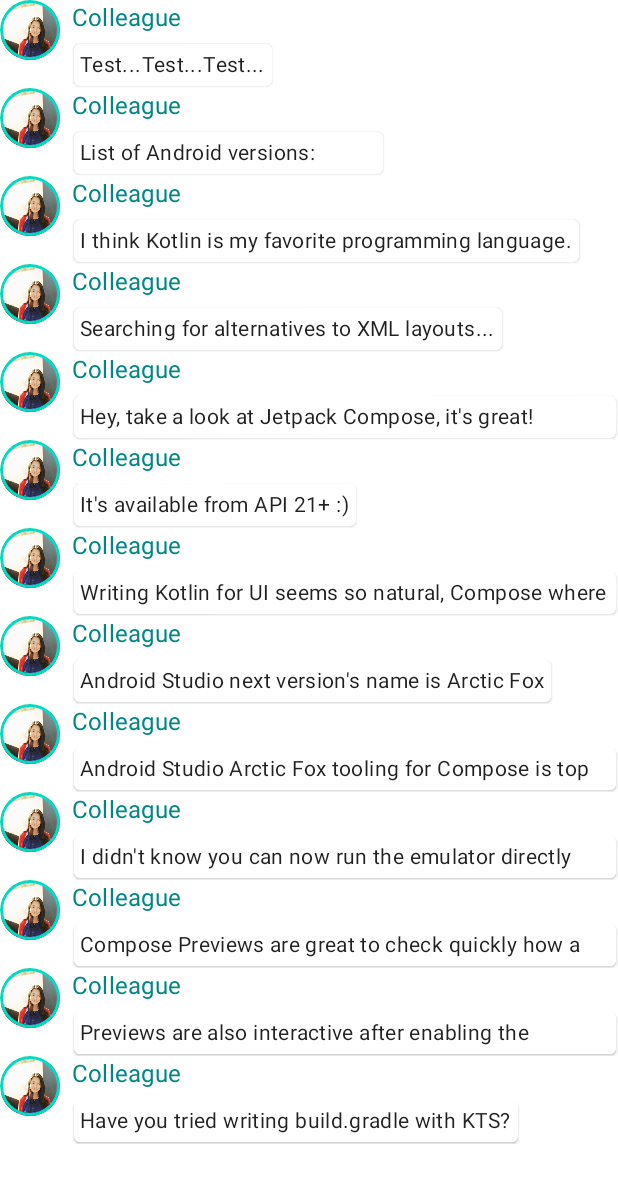
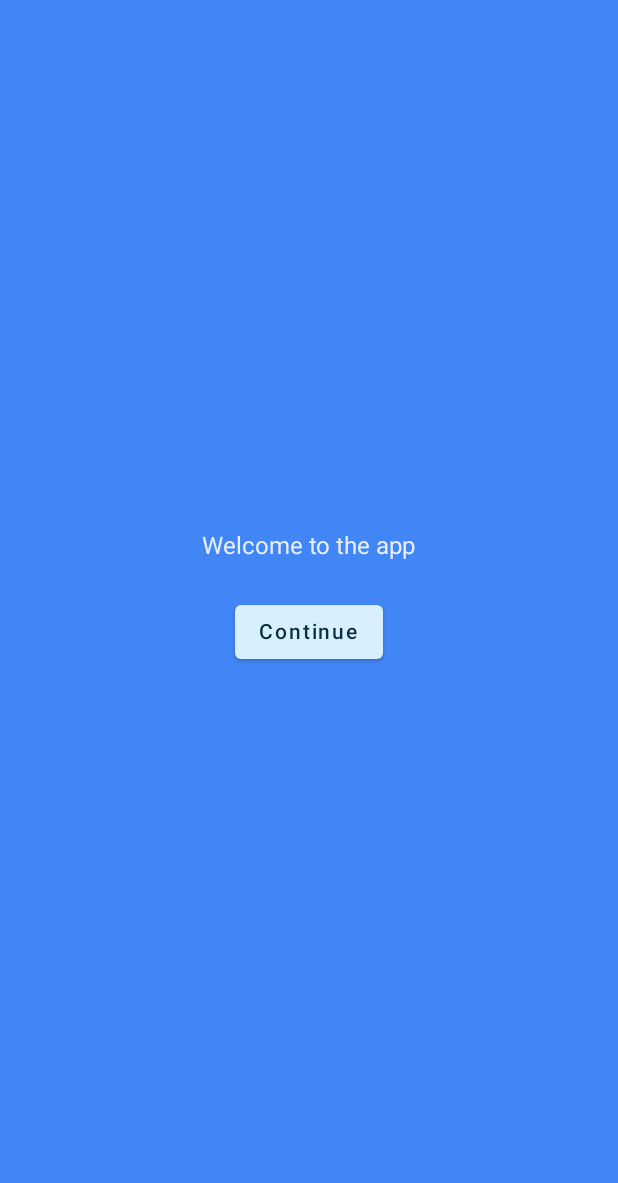
Before and after one commit to bugaliaa/MyRecipe, an Android app built with Jetpack Compose: the screen it shows after launch (MainActivity), on a phone screen of 412 x 824 dp. Shown: the top 1183 px of the screen. Run offline under Robolectric (Android 15) with nearby library versions, the phone set to English and light mode, and no system bars.

Commit message:
Basics of Compose

```diff
--- a/app/build.gradle
+++ b/app/build.gradle
@@ -62,4 +62,5 @@ dependencies {
     androidTestImplementation 'androidx.test.espresso:espresso-core:3.3.0'
     androidTestImplementation "androidx.compose.ui:ui-test-junit4:$compose_version"
     debugImplementation "androidx.compose.ui:ui-tooling:$compose_version"
+    implementation "androidx.compose.material:material-icons-extended:$compose_version"
 }
--- a/app/src/main/java/com/example/myrecipe/MainActivity.kt
+++ b/app/src/main/java/com/example/myrecipe/MainActivity.kt
@@ -7,6 +7,9 @@ import androidx.activity.ComponentActivity
 import androidx.activity.compose.setContent
 import androidx.compose.animation.animateColorAsState
 import androidx.compose.animation.animateContentSize
+import androidx.compose.animation.core.Spring
+import androidx.compose.animation.core.animateDpAsState
+import androidx.compose.animation.core.spring
 import androidx.compose.foundation.Image
 import androidx.compose.foundation.border
 import androidx.compose.foundation.clickable
@@ -14,103 +17,160 @@ import androidx.compose.foundation.layout.*
 import androidx.compose.foundation.lazy.LazyColumn
 import androidx.compose.foundation.lazy.items
 import androidx.compose.foundation.shape.CircleShape
-import androidx.compose.material.MaterialTheme
-import androidx.compose.material.Surface
-import androidx.compose.material.Text
+import androidx.compose.material.*
+import androidx.compose.material.icons.Icons
+import androidx.compose.material.icons.filled.ExpandLess
+import androidx.compose.material.icons.filled.ExpandMore
 import androidx.compose.runtime.*
+import androidx.compose.runtime.saveable.rememberSaveable
+import androidx.compose.ui.Alignment
 import androidx.compose.ui.Modifier
 import androidx.compose.ui.draw.clip
+import androidx.compose.ui.focus.onFocusEvent
 import androidx.compose.ui.graphics.Color
 import androidx.compose.ui.res.painterResource
+import androidx.compose.ui.res.stringResource
+import androidx.compose.ui.text.font.FontWeight
 import androidx.compose.ui.tooling.preview.Preview
 import androidx.compose.ui.unit.dp
 import com.example.myrecipe.ui.theme.MyRecipeTheme
+import kotlin.math.exp
 
 class MainActivity : ComponentActivity() {
     override fun onCreate(savedInstanceState: Bundle?) {
         super.onCreate(savedInstanceState)
         setContent {
-            MyRecipeTheme() {
-                Conversation(messages = SampleData.conversationSample)
+            MyRecipeTheme {
+                MyApp()
             }
         }
     }
 }
 
-data class Message(val author: String, val body: String)
+@Composable
+fun MyApp(names: List<String> = listOf("Sid", "Sheena")){
+    var shouldShowOnboarding by rememberSaveable {
+        mutableStateOf(true)
+    }
+
+    if(shouldShowOnboarding){
+        OnBoardingScreen(onContinueClicked = {shouldShowOnboarding = false})
+    }else{
+        Greetings()
+    }
+}
 
 @Composable
-fun MessageCard(msg: Message){
-    Row {
-        Image(
-            painter = painterResource(id = R.drawable.profile_picture),
-            contentDescription = "Profile Picture",
+fun Greetings(names: List<String> = List(1000){"$it"}){
+    LazyColumn(
+        modifier = Modifier
+            .padding(vertical = 4.dp)
+    ){
+        items(items = names){name ->
+            Greeting(name = name)
+        }
+    }
+
+}
+
+@Composable
+fun Greeting(name: String){
+    Card(
+        backgroundColor = MaterialTheme.colors.primary,
+        modifier = Modifier.padding(vertical = 4.dp, horizontal = 4.dp)
+    ) {
+        CardContent(name)
+    }
+}
+
+@Composable
+fun CardContent(name: String){
+    var expanded by rememberSaveable { mutableStateOf(false)}
+
+    Surface(
+        color = MaterialTheme.colors.primary,
+        modifier = Modifier.padding(vertical = 4.dp, horizontal = 8.dp)
+    ) {
+        Row(
             modifier = Modifier
-                .size(40.dp)
-                .clip(CircleShape)
-                .border(1.5.dp, MaterialTheme.colors.secondary, CircleShape))
-        Spacer(
-            modifier = Modifier.width(8.dp)
-        )
-        var isExpanded by remember { mutableStateOf(false) }
-        val surfaceColor : Color by animateColorAsState(
-            if (isExpanded) MaterialTheme.colors.primary else MaterialTheme.colors.surface,
-        )
-        Column(
-            modifier = Modifier.clickable { isExpanded = !isExpanded }
+                .padding(24.dp)
+                .animateContentSize(
+                    spring(
+                        dampingRatio = Spring.DampingRatioMediumBouncy,
+                        stiffness = Spring.StiffnessMedium
+                    )
+                )
         ) {
-            Text(
-                text = msg.author,
-                color = MaterialTheme.colors.secondaryVariant,
-                style = MaterialTheme.typography.subtitle1
-            )
-            Spacer(modifier = Modifier.height(4.dp))
-            Surface(
-                shape = MaterialTheme.shapes.medium,
-                elevation = 1.dp,
-                color = surfaceColor    ,
-                modifier = Modifier.animateContentSize().padding(1.dp)
-            ) {
-                Text(
-                    text = msg.body,
-                    modifier = Modifier.padding(all = 4.dp),
-                    maxLines = if (isExpanded) Int.MAX_VALUE else 1,
-                    style = MaterialTheme.typography.body2
+            Column(
+                modifier = Modifier
+                    .weight(1f)
+                    .padding(12.dp)) {
+                Text(text = "Hello, ")
+                Text(text = name,
+                    style = MaterialTheme.typography.h4.copy(
+                        fontWeight = FontWeight.ExtraBold
+                    ))
+                if(expanded){
+                    Text(
+                        text = ("Composem ipsum color sit lazy, " +
+                                "padding theme elit, sed do bouncy. ").repeat(4)
+                    )
+                }
+            }
+            IconButton(onClick = { expanded = !expanded }) {
+                Icon(
+                    imageVector = if(expanded) Icons.Filled.ExpandLess else Icons.Filled.ExpandMore,
+                    contentDescription = if(expanded){
+                        stringResource(id = R.string.show_less)
+                    }else{
+                        stringResource(id = R.string.show_more)
+                    }
                 )
             }
         }
     }
 }
 
-@Preview(name = "Light Mode")
-@Preview(
-    uiMode = Configuration.UI_MODE_NIGHT_YES,
-    showBackground = true,
-    name = "Dark Mode"
-)
-
 @Composable
-fun PreviewMessageCard(){
-    MyRecipeTheme {
-        MessageCard(
-            msg = Message("Sheena", "Pachinko")
-        )
-    }
-}
-
-@Composable
-fun Conversation(messages: List<Message>){
-    LazyColumn{
-        items(messages){message ->
-            MessageCard(message)
+fun OnBoardingScreen(onContinueClicked: () -> Unit){
+    Surface() {
+        Column(
+            modifier = Modifier
+                .fillMaxSize(),
+            verticalArrangement = Arrangement.Center,
+            horizontalAlignment = Alignment.CenterHorizontally
+        ) {
+            Text(text = "Welcome to the app")
+            Button(
+                modifier = Modifier
+                    .padding(vertical = 24.dp),
+                onClick = onContinueClicked
+            ) {
+                Text("Continue")
+            }
         }
     }
 }
 
-@Preview
+@Preview(
+    name = "Light Mode",
+    widthDp = 320,
+    showBackground = true
+)
 @Composable
-fun PreviewConversation(){
-    MyRecipeTheme {
-        Conversation(messages = SampleData.conversationSample)
+fun PreviewGreeting(){
+    MyApp()
+}
+
+@Preview(
+    name = "On Boarding Screen",
+    widthDp = 320,
+    heightDp = 320,
+    showBackground = true
+)
+@Composable
+fun PreviewOnbBoarding(){
+    MyRecipeTheme() {
+        OnBoardingScreen(onContinueClicked = {})
     }
 }
--- a/app/src/main/java/com/example/myrecipe/SampleData.kt
+++ /dev/null
@@ -1,71 +0,0 @@
-package com.example.myrecipe
-
-object SampleData {
-    val conversationSample = listOf(
-        Message(
-            "Colleague",
-            "Test...Test...Test..."
-        ),
-        Message(
-            "Colleague",
-            "List of Android versions:\n" +
-                    "Android KitKat (API 19)\n" +
-                    "Android Lollipop (API 21)\n" +
-                    "Android Marshmallow (API 23)\n" +
-                    "Android Nougat (API 24)\n" +
-                    "Android Oreo (API 26)\n" +
-                    "Android Pie (API 28)\n" +
-                    "Android 10 (API 29)\n" +
-                    "Android 11 (API 30)\n" +
-                    "Android 12 (API 31)\n"
-        ),
-        Message(
-            "Colleague",
-            "I think Kotlin is my favorite programming language.\n" +
-                    "It's so much fun!"
-        ),
-        Message(
-            "Colleague",
-            "Searching for alternatives to XML layouts..."
-        ),
-        Message(
-            "Colleague",
-            "Hey, take a look at Jetpack Compose, it's great!\n" +
-                    "It's the Android's modern toolkit for building native UI." +
-                    "It simplifies and accelerates UI development on Android." +
-                    "Less code, powerful tools, and intuitive Kotlin APIs :)"
-        ),
-        Message(
-            "Colleague",
-            "It's available from API 21+ :)"
-        ),
-        Message(
-            "Colleague",
-            "Writing Kotlin for UI seems so natural, Compose where have you been all my life?"
-        ),
-        Message(
-            "Colleague",
-            "Android Studio next version's name is Arctic Fox"
-        ),
-        Message(
-            "Colleague",
-            "Android Studio Arctic Fox tooling for Compose is top notch ^_^"
-        ),
-        Message(
-            "Colleague",
-            "I didn't know you can now run the emulator directly from Android Studio"
-        ),
-        Message(
-            "Colleague",
-            "Compose Previews are great to check quickly how a composable layout looks like"
-        ),
-        Message(
-            "Colleague",
-            "Previews are also interactive after enabling the experimental setting"
-        ),
-        Message(
-            "Colleague",
-            "Have you tried writing build.gradle with KTS?"
-        ),
-    )
-}
--- a/app/src/main/java/com/example/myrecipe/ui/theme/Color.kt
+++ b/app/src/main/java/com/example/myrecipe/ui/theme/Color.kt
@@ -6,3 +6,8 @@ val Purple200 = Color(0xFFBB86FC)
 val Purple500 = Color(0xFF6200EE)
 val Purple700 = Color(0xFF3700B3)
 val Teal200 = Color(0xFF03DAC5)
+
+val Navy = Color(0xFF073042)
+val Blue = Color(0xFF4285F4)
+val LightBlue = Color(0xFFD7EFFE)
+val Chartreuse = Color(0xFFEFF7CF)
--- a/app/src/main/java/com/example/myrecipe/ui/theme/Theme.kt
+++ b/app/src/main/java/com/example/myrecipe/ui/theme/Theme.kt
@@ -5,17 +5,26 @@ import androidx.compose.material.MaterialTheme
 import androidx.compose.material.darkColors
 import androidx.compose.material.lightColors
 import androidx.compose.runtime.Composable
+import androidx.compose.ui.graphics.Color
 
 private val DarkColorPalette = darkColors(
-        primary = Purple200,
-        primaryVariant = Purple700,
-        secondary = Teal200
+        surface = Blue,
+        onSurface = Navy,
+        primary = Navy,
+        onPrimary = Chartreuse
+//        primary = Purple200,
+//        primaryVariant = Purple700,
+//        secondary = Teal200
 )
 
 private val LightColorPalette = lightColors(
-        primary = Purple500,
-        primaryVariant = Purple700,
-        secondary = Teal200
+        primary = LightBlue,
+        onPrimary = Navy,
+        surface = Blue,
+        onSurface = Color.White
+//        primary = Purple500,
+//        primaryVariant = Purple700,
+//        secondary = Teal200
 
         /* Other default colors to override
     background = Color.White,
--- a/app/src/main/res/values/strings.xml
+++ b/app/src/main/res/values/strings.xml
@@ -1,3 +1,5 @@
 <resources>
     <string name="app_name">MyRecipe</string>
+    <string name="show_more">Show More</string>
+    <string name="show_less">Show Less</string>
 </resources>
```
